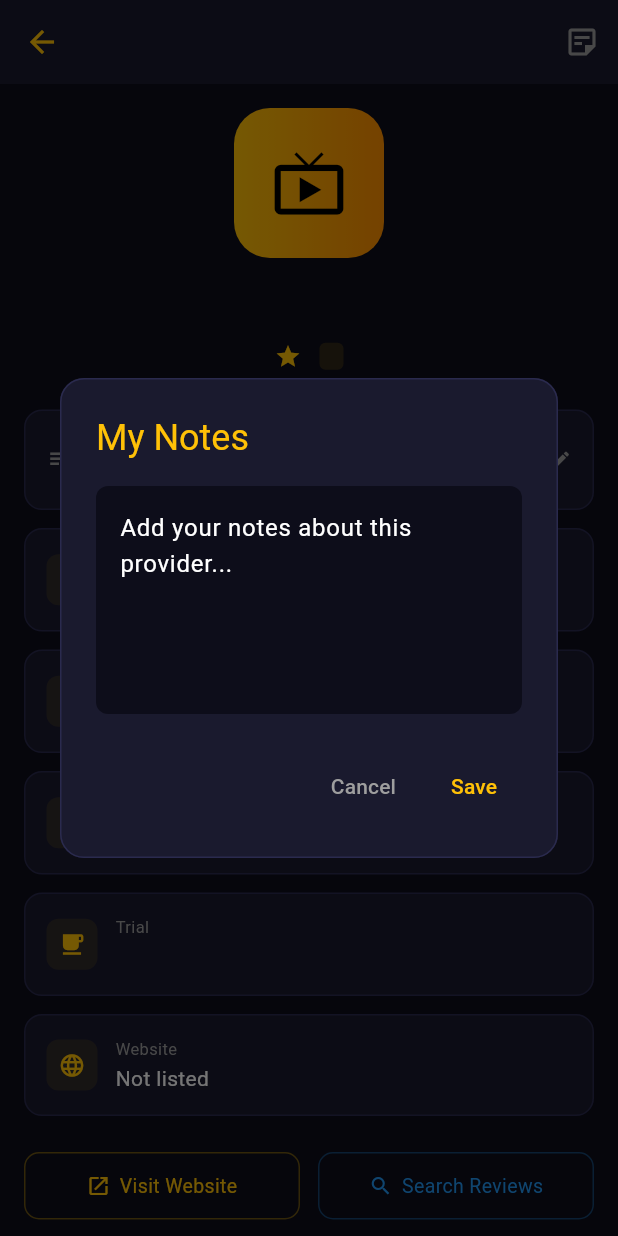
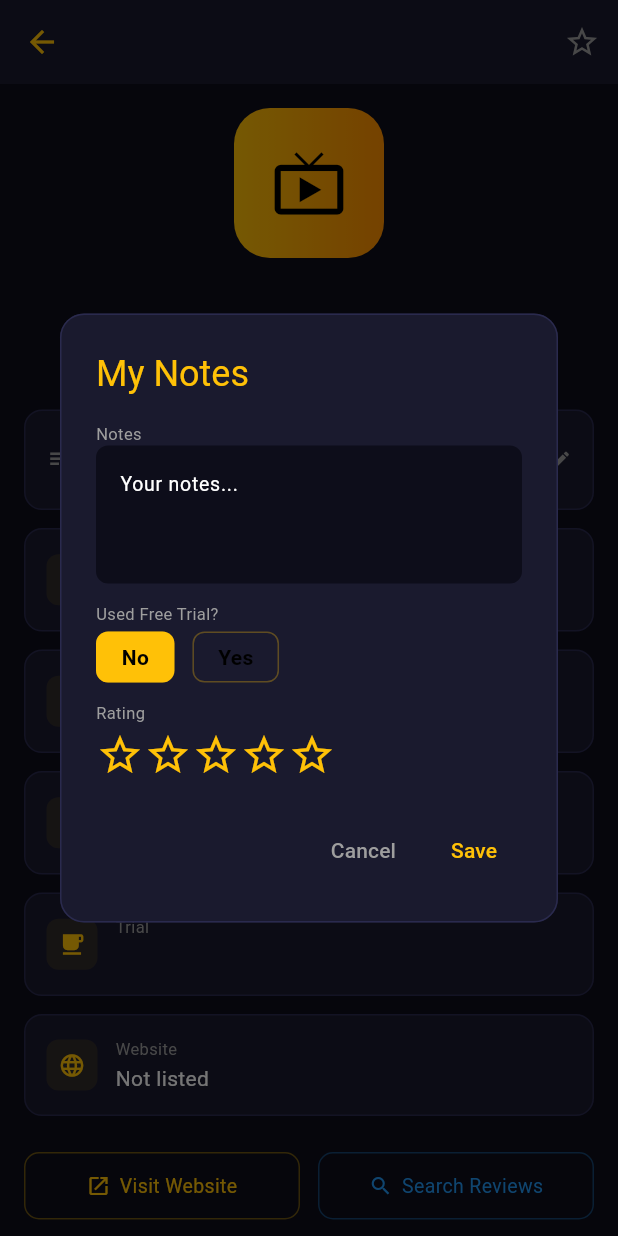
Before and after one commit to louismales-a11y/discover-internet-tv, a Flutter app: the ProviderDetailsScreen screen opened directly with empty values, after a tap on "My Notes", on a phone screen of 412 x 824 dp. Run offline on Flutter 3.47's test engine with Material 3 defaults, Android fonts, the phone set to English and light mode, and no system bars; our stand-ins replace shared_preferences; accounts and stored records are empty; network calls fail.

Commit message:
Enhanced notes: trial tracking, email, rating + favorites in sort

```diff
--- a/lib/screens/provider_details.dart
+++ b/lib/screens/provider_details.dart
@@ -1,5 +1,6 @@
 import 'package:flutter/material.dart';
 import 'package:url_launcher/url_launcher_string.dart';
+import 'dart:math';
 import 'dart:math';
 import '../models/iptv_provider.dart';
 import '../services/notes_service.dart';
@@ -13,7 +14,7 @@ class ProviderDetailsScreen extends StatefulWidget {
 }
 
 class _ProviderDetailsScreenState extends State<ProviderDetailsScreen> {
-  String? _note;
+  ProviderNotes? _notes;
   bool _loadingNote = true;
 
   @override
@@ -23,44 +24,77 @@ class _ProviderDetailsScreenState extends State<ProviderDetailsScreen> {
   }
 
   Future<void> _loadNote() async {
-    final n = await NotesService.getNote(widget.provider.name);
-    if (mounted) setState(() { _note = n; _loadingNote = false; });
+    final n = await NotesService.get(widget.provider.name);
+    if (mounted) setState(() { _notes = n; _loadingNote = false; });
   }
 
   Future<void> _editNote() async {
-    final ctrl = TextEditingController(text: _note ?? '');
-    final result = await showDialog<String>(
+    final n = _notes ?? ProviderNotes();
+    final textCtrl = TextEditingController(text: n.text);
+    final emailCtrl = TextEditingController(text: n.trialEmail);
+    bool trial = n.trialUsed;
+    double rating = n.rating;
+    await showDialog(
       context: context,
-      builder: (ctx) => AlertDialog(
+      builder: (ctx) => StatefulBuilder(builder: (ctx, setDState) => AlertDialog(
         backgroundColor: const Color(0xFF1A1A2E),
         shape: RoundedRectangleBorder(borderRadius: BorderRadius.circular(16), side: const BorderSide(color: Color(0xFF2A2A4E))),
         title: const Text('My Notes', style: TextStyle(color: Color(0xFFFFC107))),
-        content: TextField(
-          controller: ctrl,
-          maxLines: 5,
-          style: const TextStyle(color: Colors.white),
-          decoration: InputDecoration(
-            hintText: 'Add your notes about this provider...',
-            filled: true, fillColor: const Color(0xFF0D0D1A),
-            border: OutlineInputBorder(borderRadius: BorderRadius.circular(8), borderSide: BorderSide.none),
+        content: SizedBox(width: double.maxFinite, child: Column(mainAxisSize: MainAxisSize.min, crossAxisAlignment: CrossAxisAlignment.start, children: [
+          const Text('Notes', style: TextStyle(color: Colors.grey, fontSize: 11)),
+          TextField(controller: textCtrl, maxLines: 3, style: const TextStyle(color: Colors.white, fontSize: 13),
+            decoration: const InputDecoration(hintText: 'Your notes...', filled: true, fillColor: Color(0xFF0D0D1A), border: OutlineInputBorder(borderRadius: BorderRadius.all(Radius.circular(8)), borderSide: BorderSide.none)),
           ),
-        ),
+          const SizedBox(height: 12),
+          const Text('Used Free Trial?', style: TextStyle(color: Colors.grey, fontSize: 11)),
+          const SizedBox(height: 4),
+          Row(children: [
+            GestureDetector(onTap: () => setDState(() => trial = false),
+              child: Container(padding: const EdgeInsets.symmetric(horizontal: 16, vertical: 6),
+                decoration: BoxDecoration(color: !trial ? const Color(0xFFFFC107) : const Color(0xFF1A1A2E), borderRadius: BorderRadius.circular(8), border: Border.all(color: const Color(0xFFFFC107).withOpacity(0.3))),
+                child: const Text('No', style: TextStyle(color: Colors.black, fontWeight: FontWeight.bold)),
+              ),
+            ),
+            const SizedBox(width: 12),
+            GestureDetector(onTap: () => setDState(() => trial = true),
+              child: Container(padding: const EdgeInsets.symmetric(horizontal: 16, vertical: 6),
+                decoration: BoxDecoration(color: trial ? const Color(0xFFFFC107) : const Color(0xFF1A1A2E), borderRadius: BorderRadius.circular(8), border: Border.all(color: const Color(0xFFFFC107).withOpacity(0.3))),
+                child: const Text('Yes', style: TextStyle(color: Colors.black, fontWeight: FontWeight.bold)),
+              ),
+            ),
+          ]),
+          if (trial) ...[
+            const SizedBox(height: 8),
+            const Text('Email used', style: TextStyle(color: Colors.grey, fontSize: 11)),
+            TextField(controller: emailCtrl, style: const TextStyle(color: Colors.white, fontSize: 13),
+              decoration: const InputDecoration(hintText: 'email@example.com', filled: true, fillColor: Color(0xFF0D0D1A), border: OutlineInputBorder(borderRadius: BorderRadius.all(Radius.circular(8)), borderSide: BorderSide.none)),
+            ),
+          ],
+          const SizedBox(height: 12),
+          const Text('Rating', style: TextStyle(color: Colors.grey, fontSize: 11)),
+          const SizedBox(height: 4),
+          Row(children: List.generate(5, (i) => GestureDetector(
+            onTap: () => setDState(() => rating = (i + 1).toDouble()),
+            child: Icon(i < rating.round() ? Icons.star : Icons.star_border, size: 32, color: const Color(0xFFFFC107)),
+          ))),
+        ])),
         actions: [
           TextButton(onPressed: () => Navigator.pop(ctx), child: const Text('Cancel', style: TextStyle(color: Colors.grey))),
-          TextButton(onPressed: () => Navigator.pop(ctx, ctrl.text), child: const Text('Save', style: TextStyle(color: Color(0xFFFFC107)))),
+          TextButton(onPressed: () async {
+            final updated = ProviderNotes(text: textCtrl.text, trialUsed: trial, trialEmail: emailCtrl.text, rating: rating);
+            await NotesService.save(widget.provider.name, updated);
+            if (ctx.mounted) Navigator.pop(ctx);
+          }, child: const Text('Save', style: TextStyle(color: Color(0xFFFFC107)))),
         ],
-      ),
+      )),
     );
-    if (result != null) {
-      await NotesService.setNote(widget.provider.name, result);
-      await _loadNote();
-    }
+    await _loadNote();
   }
 
   @override
   Widget build(BuildContext context) {
     final p = widget.provider;
-    final hasNote = _note != null && _note!.isNotEmpty;
+    final hasNote = _notes != null && (_notes!.text.isNotEmpty || _notes!.trialUsed || _notes!.rating > 0);
 
     return Scaffold(
       backgroundColor: const Color(0xFF0D0D1A),
@@ -70,7 +104,7 @@ class _ProviderDetailsScreenState extends State<ProviderDetailsScreen> {
         title: Text(p.name, style: const TextStyle(color: Colors.white, fontSize: 16)),
         actions: [
           IconButton(
-            icon: Icon(hasNote ? Icons.sticky_note_2 : Icons.sticky_note_2_outlined, color: hasNote ? Color(0xFFFFC107) : Colors.grey),
+            icon: Icon(hasNote ? Icons.star : Icons.star_border, color: hasNote ? Color(0xFFFFC107) : Colors.grey),
             onPressed: _editNote,
           ),
         ],
@@ -116,7 +150,10 @@ class _ProviderDetailsScreenState extends State<ProviderDetailsScreen> {
                 Expanded(child: Column(crossAxisAlignment: CrossAxisAlignment.start, children: [
                   Text('My Notes', style: TextStyle(color: hasNote ? const Color(0xFFFFC107) : Colors.grey, fontSize: 11)),
                   const SizedBox(height: 2),
-                  Text(_loadingNote ? 'Loading...' : (hasNote ? _note! : 'Tap to add a note...'), style: TextStyle(color: hasNote ? Colors.white : Colors.grey, fontSize: 13)),
+                  Text(_loadingNote ? 'Loading...' : (hasNote ? (_notes!.text.isNotEmpty ? _notes!.text : 'Tap to add a note...') : 'Tap to add a note...'), style: TextStyle(color: hasNote ? Colors.white : Colors.grey, fontSize: 13)),
+                  if (hasNote && _notes!.rating > 0) const SizedBox(height: 4),
+                  if (hasNote && _notes!.rating > 0) Row(children: List.generate(5, (i) => Icon(i < _notes!.rating.round() ? Icons.star : Icons.star_border, size: 14, color: Color(0xFFFFC107)))),
+                  if (hasNote && _notes!.trialUsed) Text("Trial: " + (_notes!.trialEmail.isNotEmpty ? _notes!.trialEmail : "Yes"), style: TextStyle(color: Colors.grey, fontSize: 10)),
                 ])),
                 Icon(Icons.edit, size: 14, color: Colors.grey),
               ]),
--- a/lib/services/notes_service.dart
+++ b/lib/services/notes_service.dart
@@ -1,35 +1,57 @@
 import 'package:shared_preferences/shared_preferences.dart';
 import 'dart:convert';
 
+class ProviderNotes {
+  String text;
+  bool trialUsed;
+  String trialEmail;
+  double rating;
+  DateTime? lastUpdated;
+
+  ProviderNotes({
+    this.text = '',
+    this.trialUsed = false,
+    this.trialEmail = '',
+    this.rating = 0,
+    this.lastUpdated,
+  });
+
+  Map<String, dynamic> toJson() => {
+    'text': text, 'trialUsed': trialUsed,
+    'trialEmail': trialEmail, 'rating': rating,
+    'lastUpdated': lastUpdated?.toIso8601String(),
+  };
+
+  factory ProviderNotes.fromJson(Map<String, dynamic> j) => ProviderNotes(
+    text: j['text'] as String? ?? '',
+    trialUsed: j['trialUsed'] as bool? ?? false,
+    trialEmail: j['trialEmail'] as String? ?? '',
+    rating: (j['rating'] as num?)?.toDouble() ?? 0,
+    lastUpdated: j['lastUpdated'] != null ? DateTime.tryParse(j['lastUpdated'] as String) : null,
+  );
+}
+
 class NotesService {
-  static const String _key = 'provider_notes';
+  static const String _key = 'provider_notes_v2';
 
-  static Future<Map<String, String>> getAllNotes() async {
+  static Future<Map<String, ProviderNotes>> getAll() async {
     final prefs = await SharedPreferences.getInstance();
     final data = prefs.getString(_key);
     if (data == null) return {};
     final decoded = jsonDecode(data) as Map<String, dynamic>;
-    return decoded.map((k, v) => MapEntry(k, v as String));
+    return decoded.map((k, v) => MapEntry(k, ProviderNotes.fromJson(v as Map<String, dynamic>)));
   }
 
-  static Future<String?> getNote(String providerName) async {
-    final notes = await getAllNotes();
-    return notes[providerName];
+  static Future<ProviderNotes?> get(String name) async {
+    final all = await getAll();
+    return all[name];
   }
 
-  static Future<void> setNote(String providerName, String note) async {
-    final notes = await getAllNotes();
-    if (note.trim().isEmpty) {
-      notes.remove(providerName);
-    } else {
-      notes[providerName] = note;
-    }
+  static Future<void> save(String name, ProviderNotes notes) async {
+    notes.lastUpdated = DateTime.now();
+    final all = await getAll();
+    all[name] = notes;
     final prefs = await SharedPreferences.getInstance();
-    await prefs.setString(_key, jsonEncode(notes));
-  }
-
-  static Future<bool> hasNote(String providerName) async {
-    final note = await getNote(providerName);
-    return note != null && note.isNotEmpty;
+    await prefs.setString(_key, jsonEncode(all.map((k, v) => MapEntry(k, v.toJson()))));
   }
 }
--- a/pubspec.yaml
+++ b/pubspec.yaml
@@ -16,7 +16,7 @@ publish_to: 'none' # Remove this line if you wish to publish to pub.dev
 # https://developer.apple.com/library/archive/documentation/General/Reference/InfoPlistKeyReference/Articles/CoreFoundationKeys.html
 # In Windows, build-name is used as the major, minor, and patch parts
 # of the product and file versions while build-number is used as the build suffix.
-version: 1.0.0+15
+version: 1.0.0+23
 
 environment:
   sdk: ^3.12.2
```
Also changed, not shown: lib/main.dart (+44 -5 lines), assets/2.png (added).
